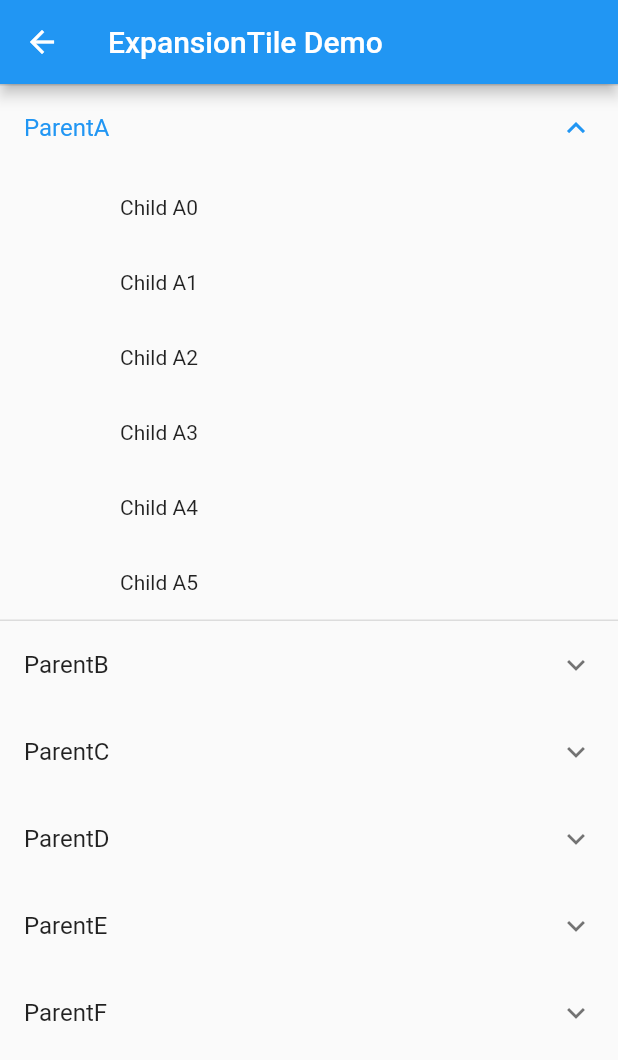
After one commit to kukyxs/flutter_arts_demos_app, a Flutter app: the ExpansionTilesDemoPage screen opened directly, after a tap on "ParentA", on a phone screen of 412 x 824 dp. The commit adds this screen. Shown: the top 1060 px of the screen. Run offline on Flutter 3.47's test engine with Material 2 defaults, Android fonts, the phone set to English and light mode, and no system bars; our stand-ins replace fluttertoast.

Commit message:
expansion tile demo

```diff
--- a/lib/main.dart
+++ b/lib/main.dart
@@ -8,6 +8,7 @@ import 'package:flutter_arts_demos_app/pages/app_bar_main.dart';
 import 'package:flutter_arts_demos_app/pages/button_main.dart';
 import 'package:flutter_arts_demos_app/pages/checkbox_switch_main.dart';
 import 'package:flutter_arts_demos_app/pages/column_main.dart';
+import 'package:flutter_arts_demos_app/pages/expansion_tile_main.dart';
 import 'package:flutter_arts_demos_app/pages/image_main.dart';
 import 'package:flutter_arts_demos_app/pages/login_home_page.dart';
 import 'package:flutter_arts_demos_app/pages/scrollable_main.dart';
@@ -84,6 +85,9 @@ class MainHomePage extends StatelessWidget {
               title: 'Scrollable Demo',
               clickAction: () => Navigator.push(context, MaterialPageRoute(builder: (_) => ScrollableDemoPage()))),
           MenuActionItem(
+              title: 'ExpansionTile Demo',
+              clickAction: () => Navigator.push(context, MaterialPageRoute(builder: (_) => ExpansionTilesDemoPage()))),
+          MenuActionItem(
               title: 'Sliver Demo',
               clickAction: () => Navigator.push(context, MaterialPageRoute(builder: (_) => SliverDemoPage()))),
 
--- /dev/null
+++ b/lib/pages/expansion_tile_main.dart
@@ -0,0 +1,61 @@
+import 'package:flutter/material.dart';
+
+class ExpansionTilesDemoPage extends StatelessWidget {
+  final _keys = ['ParentA', 'ParentB', 'ParentC', 'ParentD', 'ParentE', 'ParentF'];
+  final Map<String, List<String>> _data = {
+    'ParentA': ['Child A0', 'Child A1', 'Child A2', 'Child A3', 'Child A4', 'Child A5'],
+    'ParentB': ['Child B0', 'Child B1', 'Child B2', 'Child B3', 'Child B4', 'Child B5'],
+    'ParentC': ['Child C0', 'Child C1', 'Child C2', 'Child C3', 'Child C4', 'Child C5'],
+    'ParentD': ['Child D0', 'Child D1', 'Child D2', 'Child D3', 'Child D4', 'Child D5'],
+    'ParentE': ['Child E0', 'Child E1', 'Child E2', 'Child E3', 'Child E4', 'Child E5'],
+    'ParentF': ['Child F0', 'Child F1', 'Child F2', 'Child F3', 'Child F4', 'Child F5']
+  };
+
+  @override
+  Widget build(BuildContext context) {
+    return Scaffold(
+      appBar: AppBar(
+        title: Text('ExpansionTile Demo'),
+      ),
+//      body: ExpansionTile(
+//        // 最前面的 widget
+//        leading: Icon(Icons.phone_android),
+//        // 替换默认箭头
+////        trailing: Icon(Icons.phone_iphone),
+//        title: Text('Parent'),
+//        // 默认是否展开
+//        initiallyExpanded: true,
+//        // 展开时候的背景色
+//        backgroundColor: Colors.yellow[100],
+//        // 展开或者收缩的回调，true 表示展开
+//        onExpansionChanged: (expanded) => print('ExpansionTile is ${expanded ? 'expanded' : 'collapsed'}'),
+//        children: List.generate(
+//            10,
+//                (position) =>
+//                Container(
+//                  padding: const EdgeInsets.only(left: 80.0),
+//                  child: Text('Children ${position + 1}'),
+//                  height: 50.0,
+//                  alignment: Alignment.centerLeft,
+//                )),
+//      ),
+
+      body: ListView(
+          children: _keys
+              .map((key) => ExpansionTile(
+                    title: Text(key),
+                    children: _data[key]
+                        .map((value) => InkWell(
+                            child: Container(
+                              child: Text(value),
+                              padding: const EdgeInsets.only(left: 80.0),
+                              height: 50.0,
+                              alignment: Alignment.centerLeft,
+                            ),
+                            onTap: () {}))
+                        .toList(),
+                  ))
+              .toList()),
+    );
+  }
+}
```
